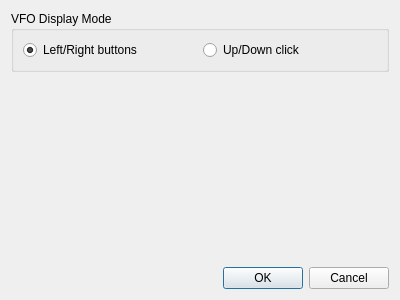
First picture: the form in dialogsetup.ui, repository PianetaRadio/CatRadio, before the edit.
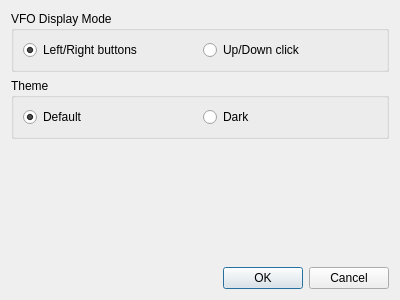
Second picture: the form after the edit.

Commit message:
Dark theme
#33

Patch:
```diff
--- a/dialogsetup.ui
+++ b/dialogsetup.ui
@@ -14,7 +14,7 @@
    <string>Setup</string>
   </property>
   <layout class="QGridLayout" name="gridLayout">
-   <item row="2" column="0">
+   <item row="3" column="0">
     <widget class="QDialogButtonBox" name="buttonBox">
      <property name="orientation">
       <enum>Qt::Horizontal</enum>
@@ -50,7 +50,7 @@
      </layout>
     </widget>
    </item>
-   <item row="1" column="0">
+   <item row="2" column="0">
     <spacer name="verticalSpacer">
      <property name="orientation">
       <enum>Qt::Vertical</enum>
@@ -63,6 +63,32 @@
      </property>
     </spacer>
    </item>
+   <item row="1" column="0">
+    <widget class="QGroupBox" name="groupBox_theme">
+     <property name="title">
+      <string>Theme</string>
+     </property>
+     <layout class="QHBoxLayout" name="horizontalLayout_2">
+      <item>
+       <widget class="QRadioButton" name="radioButton_themeDefault">
+        <property name="text">
+         <string>Default</string>
+        </property>
+        <property name="checked">
+         <bool>true</bool>
+        </property>
+       </widget>
+      </item>
+      <item>
+       <widget class="QRadioButton" name="radioButton_themeDark">
+        <property name="text">
+         <string>Dark</string>
+        </property>
+       </widget>
+      </item>
+     </layout>
+    </widget>
+   </item>
   </layout>
  </widget>
  <resources/>
```
The commit also changes 14 other files.
